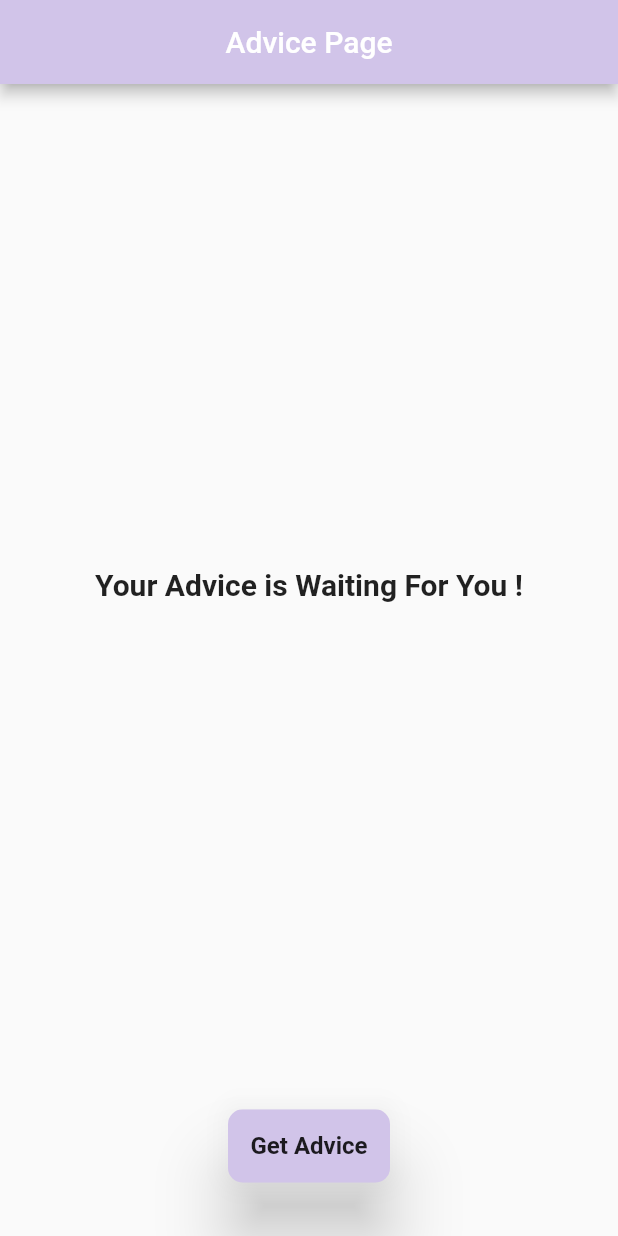
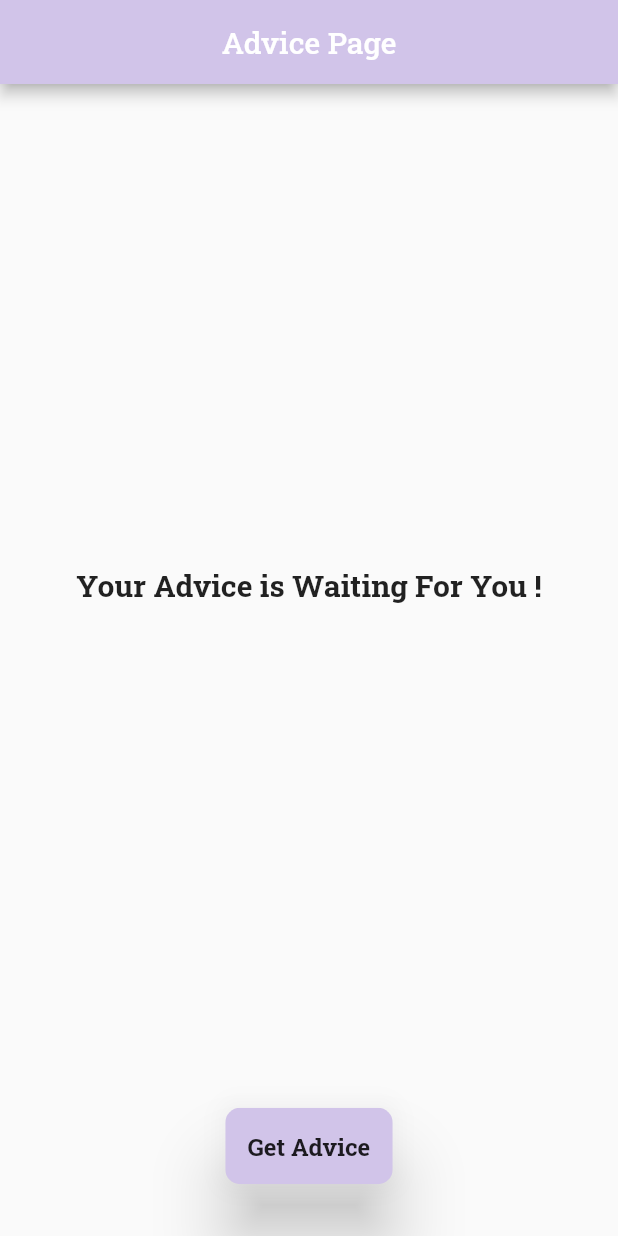
Before and after one commit to AlninoDP/AdviceApp_BLoC, a Flutter app: the screen it shows after launch, on a phone screen of 412 x 824 dp. Run offline on Flutter 3.47's test engine with Material 2 defaults, Android fonts, the phone set to English and light mode, and no system bars; our stand-ins replace bloc, dartz, equatable, flutter_bloc, get_it, google_fonts.

```diff
--- a/lib/main.dart
+++ b/lib/main.dart
@@ -2,6 +2,7 @@ import 'package:adviceapp/application/pages/advice_page/advice_page.dart';
 import 'package:flutter/material.dart';
 import 'package:adviceapp/injection.dart' as di; // di = Dependency Injection
 import 'package:flutter/services.dart';
+import 'package:google_fonts/google_fonts.dart';
 
 void main() async {
   WidgetsFlutterBinding.ensureInitialized();
@@ -18,10 +19,13 @@ class MyApp extends StatelessWidget {
 
   @override
   Widget build(BuildContext context) {
-    return const MaterialApp(
+    return MaterialApp(
       title: 'Advicer',
+      theme: ThemeData(
+        textTheme: GoogleFonts.robotoSlabTextTheme(),
+      ),
       debugShowCheckedModeBanner: false,
-      home: AdvicePageWrapper(),
+      home: const AdvicePageWrapper(),
     );
   }
 }
--- a/pubspec.yaml
+++ b/pubspec.yaml
@@ -40,8 +40,12 @@ dependencies:
   dartz: ^0.10.1
   http: ^1.1.0
   get_it: ^7.6.0
+  google_fonts: ^5.1.0
+  mockito: ^5.4.2
 
 dev_dependencies:
+  test: ^1.21.4
+  build_runner: ^2.4.6
   flutter_test:
     sdk: flutter
   flutter_lints: ^2.0.0
```
Also changed, not shown: pubspec.lock, 2 other files.
